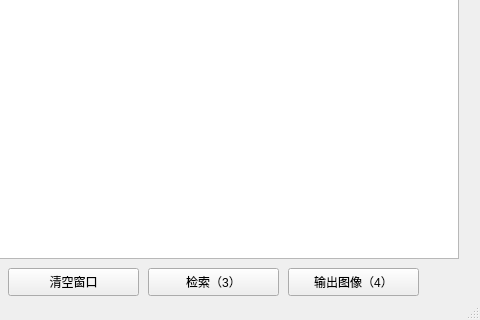
Before: the Qt Designer form untitled.ui in Gzk738/HUAYUN-visualization, drawn with Qt 5; both pictures show x 262 to 742 and y 321 to 641 of the 742 by 641 pixel window.
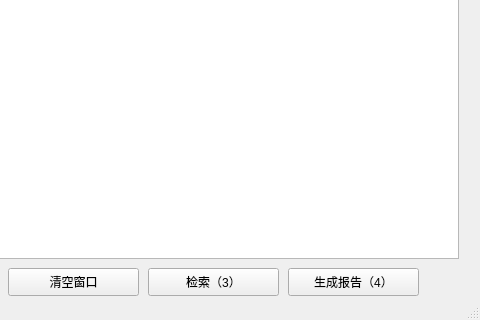
After: the same form once the commit is applied.

```diff
--- a/untitled.ui
+++ b/untitled.ui
@@ -353,7 +353,7 @@
      </rect>
     </property>
     <property name="text">
-     <string>输出图像（4）</string>
+     <string>生成报告（4）</string>
     </property>
    </widget>
    <widget class="QPushButton" name="pushButton_5">
```
Left out of the diff: 2 changed lines with no effect on the pictures.
